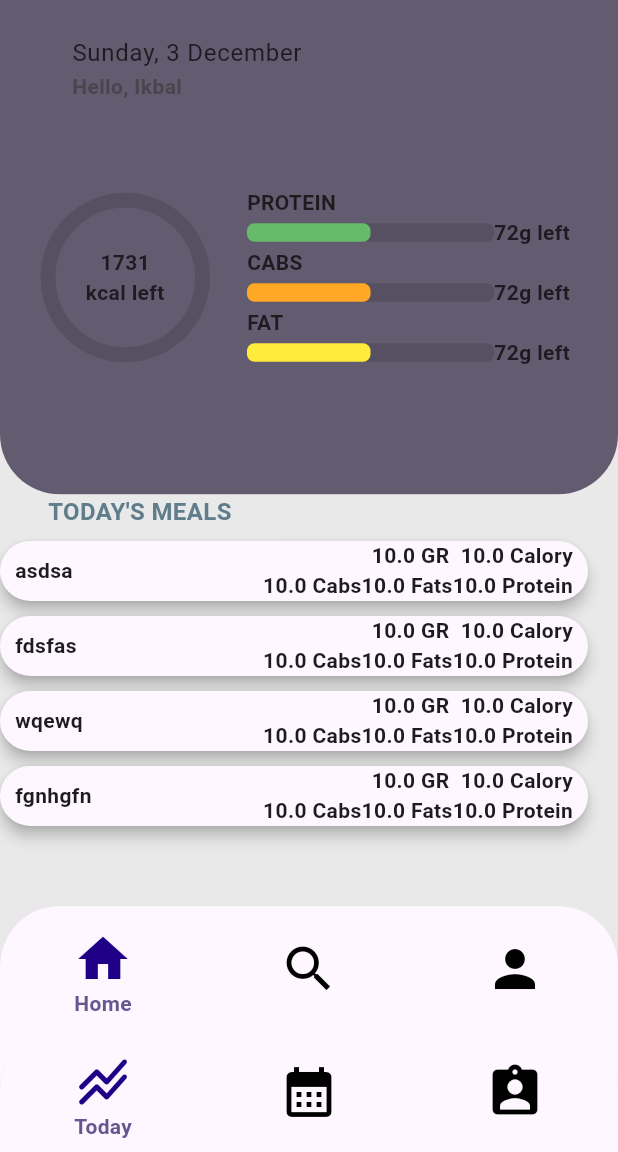
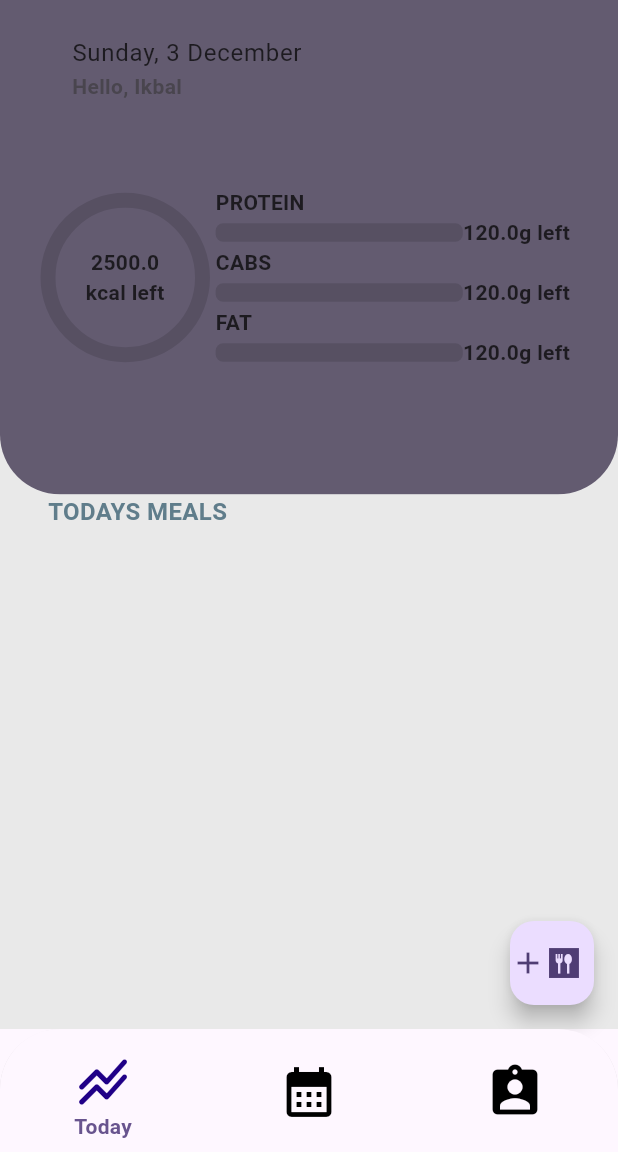
Before and after one commit to biaxthepanda/nutrition_app, a Flutter app: the screen it shows after launch, on a phone screen of 412 x 824 dp, the part 84-1236 px from its top. Run offline on Flutter 3.47's test engine with Material 3 defaults, Android fonts, the phone set to English and light mode, and no system bars; our stand-ins replace table_calendar; missing offline and left inert: dart:ffi.

Commit message:
profileScreen

```diff
--- a/lib/ui/profile_screen.dart
+++ b/lib/ui/profile_screen.dart
@@ -1,17 +1,60 @@
+import 'dart:math';
+
 import 'package:flutter/material.dart';
 import 'package:nutrition_app/model/meal.dart';
 import 'package:vector_math/vector_math_64.dart' as math;
 import 'package:intl/intl.dart';
+import 'package:nutrition_app/model/meal_manager.dart';
+import 'package:http/http.dart' as http;
+import 'dart:convert';
 
-class ProfileScreen extends StatelessWidget {
+
+class ProfileScreen extends StatefulWidget {
   const ProfileScreen({super.key});
+
+  @override
+  State<ProfileScreen> createState() => _ProfileScreenState();
+}
+
+class _ProfileScreenState extends State<ProfileScreen> {
+
+  DateTime today = DateTime.now();
+  DateTime todaysDate = DateTime(DateTime.now().year,DateTime.now().month,DateTime.now().day);
+
+  final TextEditingController mealNameEC = TextEditingController();
+  final TextEditingController proteinEC= TextEditingController();
+  final TextEditingController cabsEC = TextEditingController();
+  final TextEditingController calsEC = TextEditingController();
+  final TextEditingController fatsEC = TextEditingController();
+  List<Meal>? todaysMeals;
+  List<double> todaysNutritions = [0,0,0,0];
+  double todaysCalory = 0;
+  double todaysPro = 0;
+  double todaysCab = 0;
+  double todaysFat = 0;
+  //0 calory, 1 protein, 2 fat, 3 cab
+
+  Future<Map<String, dynamic>> fetchFoodNutrition(String foodName) async {
+    final response = await http.get(Uri.parse('https://localhost:7144/api/nutrition/food/$foodName'));
+
+    if (response.statusCode == 200) {
+      return jsonDecode(response.body);
+    } else {
+      throw Exception('Failed to load nutrition data');
+    }
+  }
 
   @override
   Widget build(BuildContext context) {
     final height = MediaQuery.of(context).size.height;
     final width = MediaQuery.of(context).size.width;
-
-    final today = DateTime.now();
+    todaysMeals = getTodaysMeals(todaysDate);
+    final todayDateWithHours = DateTime.now();
+    setTodaysNutritions(todaysMeals, todaysNutritions);
+    todaysCalory = todaysNutritions[0];
+    todaysPro = todaysNutritions[1];
+    todaysCab = todaysNutritions[2];
+    todaysFat = todaysNutritions[3];
 
     return Scaffold(
       backgroundColor: const Color(0xFFE9E9E9),
@@ -37,12 +80,12 @@ class ProfileScreen extends StatelessWidget {
                   //Hello User & Date
                   ListTile(
                     title: Text(
-                      "${DateFormat("EEEE").format(today)}, ${DateFormat("d MMMM").format(today)}",
+                      "${DateFormat("EEEE").format(todayDateWithHours)}, ${DateFormat("d MMMM").format(todayDateWithHours)}",
                       ),
                     subtitle: Text("Hello, Ikbal"),
                     //trailing: , Profile Picture
                   ),
-                  //PRROGRESSES
+                  //PROGRESSES
                   Row(
                     mainAxisAlignment: MainAxisAlignment.spaceBetween,
                     mainAxisSize: MainAxisSize.max,
@@ -53,7 +96,8 @@ class ProfileScreen extends StatelessWidget {
                       _RadialProgress(
                         width: width * 0.25,
                         height: height * 0.25,
-                        progress:  getTotalCalory() / 2500,
+                        progress:  todaysCalory / 2500,
+                        calLeft: 2500 - todaysCalory,
                       ),
                       //NUTRITION PROGRESS
                       Column(
@@ -61,8 +105,8 @@ class ProfileScreen extends StatelessWidget {
 
                           _NutritionProgress(
                             nutrition: "Protein",
-                            leftAmount: 72 ,
-                            progress: 0.5,
+                            leftAmount: 120 - todaysPro,
+                            progress: todaysPro/120,
                             progressColor: Colors.green.shade400,
                             width: width * 0.4,
                             height: height * 0.015,
@@ -70,8 +114,8 @@ class ProfileScreen extends StatelessWidget {
 
                           _NutritionProgress(
                             nutrition: "Cabs",
-                            leftAmount: 72 ,
-                            progress: 0.5,
+                            leftAmount: 120 - todaysCab ,
+                            progress: todaysCab/120,
                             progressColor: Colors.orange.shade400,
                             width: width * 0.4,
                             height: height * 0.015,
@@ -79,8 +123,8 @@ class ProfileScreen extends StatelessWidget {
 
                           _NutritionProgress(
                             nutrition: "Fat",
-                            leftAmount: 72 ,
-                            progress: 0.5,
+                            leftAmount: 120 - todaysFat ,
+                            progress: todaysFat/120,
                             progressColor: Colors.yellow,
                             width: width * 0.4,
                             height: height * 0.015,
@@ -115,7 +159,7 @@ class ProfileScreen extends StatelessWidget {
                         right: 16,
                       ),
                       child: Text(
-                        "TODAY'S MEALS",
+                        "TODAYS MEALS",
                         style: TextStyle(
                           color: Colors.blueGrey,
                           fontSize: 16,
@@ -126,9 +170,11 @@ class ProfileScreen extends StatelessWidget {
                     Expanded(
                       child: SingleChildScrollView
                         (child: Column(
+
                             children: <Widget>[
-                              for(int i = 0; i < meals.length; i++)
-                                _MealCard(meal: meals[i],
+                              if(todaysMeals != null)
+                              for(int i = 0; i < todaysMeals!.length; i++)
+                                MealCard2(meal: todaysMeals![i],
                               ),
                             ],
                         )
@@ -145,75 +191,124 @@ class ProfileScreen extends StatelessWidget {
           ),
         ],
       ),
-
-      //BOTTOM NAVIGATION BAR
-      bottomNavigationBar: ClipRRect(
-        borderRadius: BorderRadius.vertical(top: Radius.circular(40)),
-        child: BottomNavigationBar(
-
-          iconSize: 40,
-          selectedIconTheme: const IconThemeData(
-            color: Color(0xFF200087),
-          ),
-          unselectedIconTheme: const IconThemeData(
-            color: Colors.black,
-          ),
-          showSelectedLabels: true,
-          showUnselectedLabels: false,
-
-          items: const [
-            BottomNavigationBarItem(
-              label: "Home",
-              icon: Padding(
-                padding: EdgeInsets.only(top: 8.0),
-                child: Icon(
-                  Icons.home
+      //ADD MEAL
+      floatingActionButton: FloatingActionButton(
+        onPressed: ()
+        {
+          showDialog(context: context, builder: (context){
+            return AlertDialog(
+              scrollable: true,
+              title: Text("Add Meal"),
+              content: Padding(
+                padding: EdgeInsets.all(8),
+                child: Column(
+                  children: [
+                     TextField(controller: mealNameEC,),
+                  ],
                 ),
               ),
-            ),
+              actions: [
+              //MEAL API
+                ElevatedButton(
+                    onPressed: () async {
+                    try {
+                      final nutritionData = await fetchFoodNutrition(mealNameEC.text);
+                      Meal meal = Meal.fromJson(nutritionData);
+                      DateTime today = DateTime(todayDateWithHours.year,todayDateWithHours.month,todayDateWithHours.day);
+                      AddToMealHistory(today, meal);
+                      setState(() {
+                        todaysMeals = getTodaysMeals(todaysDate);
+                      });
+                      print(meal);
+                    } catch (e) {
+                      print('Error: $e');
+                    }
+                  },
+                  child: Text('Add Meal'),
+                  ),
+                //OWN MEAL
+                ElevatedButton(
+                    onPressed: (){
+                      showDialog(context: context, builder: (context)
+                      {
+                        return AlertDialog(
+                            scrollable: true,
+                            title: Text("Event Name"),
+                            content: Padding(
+                            padding: EdgeInsets.all(8),
+                            child: Column(
+                              children: [
+                                TextField(controller: mealNameEC,),
+                                TextField(controller: calsEC,keyboardType: TextInputType.number,),
+                                TextField(controller: proteinEC,keyboardType: TextInputType.number,),
+                                TextField(controller: cabsEC,keyboardType: TextInputType.number,),
+                                TextField(controller: fatsEC,keyboardType: TextInputType.number,),
+                              ],
+                            ),
+                            ),
+                            actions: [
+                              ElevatedButton(onPressed: ()
+                              {
+                                Meal newMeal = Meal(
+                                  name: mealNameEC.text,
+                                  calory:  double.parse(calsEC.text),
+                                  protein: double.parse(proteinEC.text),
+                                  cabs:    double.parse(cabsEC.text),
+                                  fats:    double.parse(fatsEC.text)
+                                );
+                                AddToMealHistory(todaysDate, newMeal);
+                                Navigator.of(context).pop();
+                                Navigator.of(context).pop();
+                                setState(() {
+                                  todaysMeals = getTodaysMeals(todaysDate);
+                                });
+                              },
+                              child: Text("Add")),
+                            ],
+                        );
+                      });
+                    },
+                  child: Text('Add your own'),
+                  ),
+              ],
+            );
+            });
+        },
+        child: Row(
+          children: [
+            const Icon(Icons.add),
+            const Icon(Icons.dining_sharp),
+          ],
+        ),
+        ),
 
-            BottomNavigationBarItem(
-              label: "Search",
-              icon: Padding(
-                padding: EdgeInsets.only(top: 8.0),
-                child: Icon(
-                  Icons.search
-                ),
-              ),
-            ),
-
-            BottomNavigationBarItem(
-              label: "Profile",
-              icon: Padding(
-                padding: EdgeInsets.only(top: 8.0),
-                child: Icon(
-                  Icons.person
-                ),
-              ),
-            ),
-
-          ],
-
-        //Add a label style here TOO ADD!
-        ),
-      ),
     );
   }
 }
 
-int getTotalCalory()
+double setTodaysNutritions(List<Meal>? todaysMeals,List<double>? todaysNutritions)
 {
-  int totalCalory = 0;
-  for(int i = 0; i < meals.length; i++)
+  double totalCalory = 0;
+  if(todaysMeals == null) return 0;
+  if(todaysNutritions == null) return 0;
+  todaysNutritions[0] = 0;todaysNutritions[1] = 0;todaysNutritions[2] = 0;todaysNutritions[3] = 0;
+
+  for(int i = 0; i < todaysMeals.length; i++)
   {
-    totalCalory += meals[i].calory;
+    todaysNutritions[0] += todaysMeals[i].calory;
+    todaysNutritions[1] += todaysMeals[i].protein;
+    todaysNutritions[2] += todaysMeals[i].cabs;
+    todaysNutritions[3] += todaysMeals[i].fats;
   }
   return totalCalory;
 }
 
+
+
+
 class _NutritionProgress extends StatelessWidget {
   final String nutrition;
-  final int leftAmount;
+  final double leftAmount;
   final double progress,width,height;
   final Color progressColor;
 
@@ -243,7 +338,7 @@ class _NutritionProgress extends StatelessWidget {
               ),
               Container(
                   height: height,
-                  width: width * progress,
+                  width: width * min(1, progress),
                   decoration: BoxDecoration(
                     borderRadius: BorderRadius.all(Radius.circular(5)), color: progressColor,
                 ),
@@ -260,8 +355,8 @@ class _NutritionProgress extends StatelessWidget {
 
 class _RadialProgress extends StatelessWidget {
 
-  final double height,width,progress;
-  const _RadialProgress({super.key, required this.height, required this.width, required this.progress});
+  final double height,width,progress,calLeft;
+  const _RadialProgress({super.key, required this.height, required this.width, required this.progress, required this.calLeft});
 
   @override
   Widget build(BuildContext context) {
@@ -277,7 +372,7 @@ class _RadialProgress extends StatelessWidget {
             textAlign: TextAlign.center,
             text: TextSpan(
               children: [
-                TextSpan(text: "1731", style: Theme.of(context).textTheme.bodyText2),
+                TextSpan(text: calLeft.toString(), style: Theme.of(context).textTheme.bodyText2),
                 TextSpan(text: "\n"),
                 TextSpan(text: "kcal left", style: Theme.of(context).textTheme.bodyText2)
               ]
```
